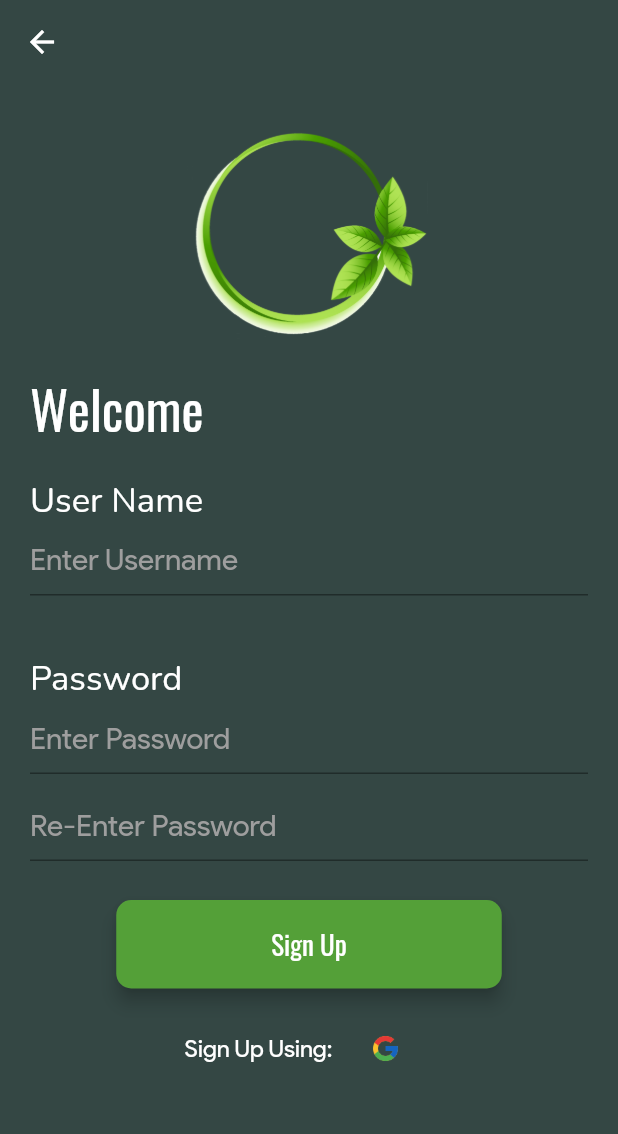
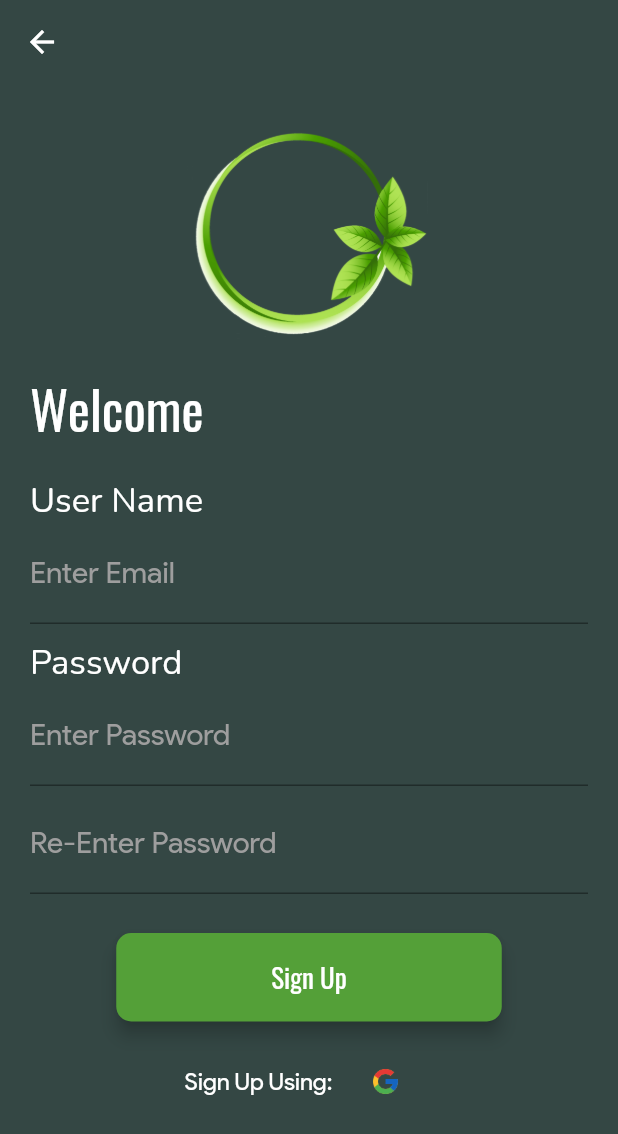
Before and after one commit to LemonDrop847/ecodroid, a Flutter app: the registrationPage screen opened by its route, on a phone screen of 412 x 824 dp. Shown: the top 1134 px of the screen. Run offline on Flutter 3.47's test engine with Material 2 defaults, Android fonts, the light colour scheme and no system bars; our stand-ins replace cloud_firestore, firebase_auth, firebase_core, google_maps_flutter, location, rxdart; missing offline and left inert: geoflutterfire2; accounts and stored records are empty; project files that could hold a hidden picture were left out.

Commit message:
TempFix for Auth
Changes to be committed:
	modified:   lib/pages/LoginPage.dart
	modified:   lib/pages/RegistrationPage.dart

```diff
--- a/lib/pages/RegistrationPage.dart
+++ b/lib/pages/RegistrationPage.dart
@@ -26,8 +26,8 @@ class _registrationPageState extends State<registrationPage> {
   final GlobalKey<FormState> _formKey = GlobalKey<FormState>();
   final TextEditingController _emailController = TextEditingController();
   final TextEditingController _passwordController = TextEditingController();
-  late bool _success;
-  late String _userEmail;
+  bool? _success;
+  String? _userEmail;
   @override
   Widget build(BuildContext context) {
     return Scaffold(
@@ -90,8 +90,8 @@ class _registrationPageState extends State<registrationPage> {
                 controller: _emailController,
                 cursorColor: Colors.white,
                 decoration: const InputDecoration(
-                  hintText: "Enter Username",
-                  hintStyle: TextStyle(
+                  labelText: "Enter Email",
+                  labelStyle: TextStyle(
                     fontSize: 20,
                     color: Colors.grey,
                     fontWeight: FontWeight.w100,
@@ -111,7 +111,7 @@ class _registrationPageState extends State<registrationPage> {
                 },
               ),
               const SizedBox(
-                height: 40,
+                height: 10,
               ),
               const Text(
                 "Password",
@@ -130,8 +130,8 @@ class _registrationPageState extends State<registrationPage> {
                   return null;
                 },
                 decoration: const InputDecoration(
-                  hintText: "Enter Password",
-                  hintStyle: TextStyle(
+                  labelText: "Enter Password",
+                  labelStyle: TextStyle(
                     fontSize: 20,
                     fontWeight: FontWeight.w100,
                     color: Colors.grey,
@@ -145,12 +145,12 @@ class _registrationPageState extends State<registrationPage> {
                 ),
               ),
               const SizedBox(
-                height: 10,
+                height: 5,
               ),
               TextFormField(
                 decoration: const InputDecoration(
-                  hintText: "Re-Enter Password",
-                  hintStyle: TextStyle(
+                  labelText: "Re-Enter Password",
+                  labelStyle: TextStyle(
                     fontSize: 20,
                     fontWeight: FontWeight.w100,
                     color: Colors.grey,
@@ -175,7 +175,7 @@ class _registrationPageState extends State<registrationPage> {
                     if (_formKey.currentState!.validate()) {
                       _register();
                     }
-                    if (_success) Navigator.pushNamed(context, HomePage.id);
+                    Navigator.pushNamed(context, HomePage.id);
                   },
                   colour: const Color.fromARGB(255, 84, 160, 56),
                 ),
@@ -226,4 +226,11 @@ class _registrationPageState extends State<registrationPage> {
       });
     }
   }
+
+  @override
+  void dispose() {
+    _emailController.dispose();
+    _passwordController.dispose();
+    super.dispose();
+  }
 }
```
Also changed, not shown: lib/pages/LoginPage.dart (+8 -5 lines).
